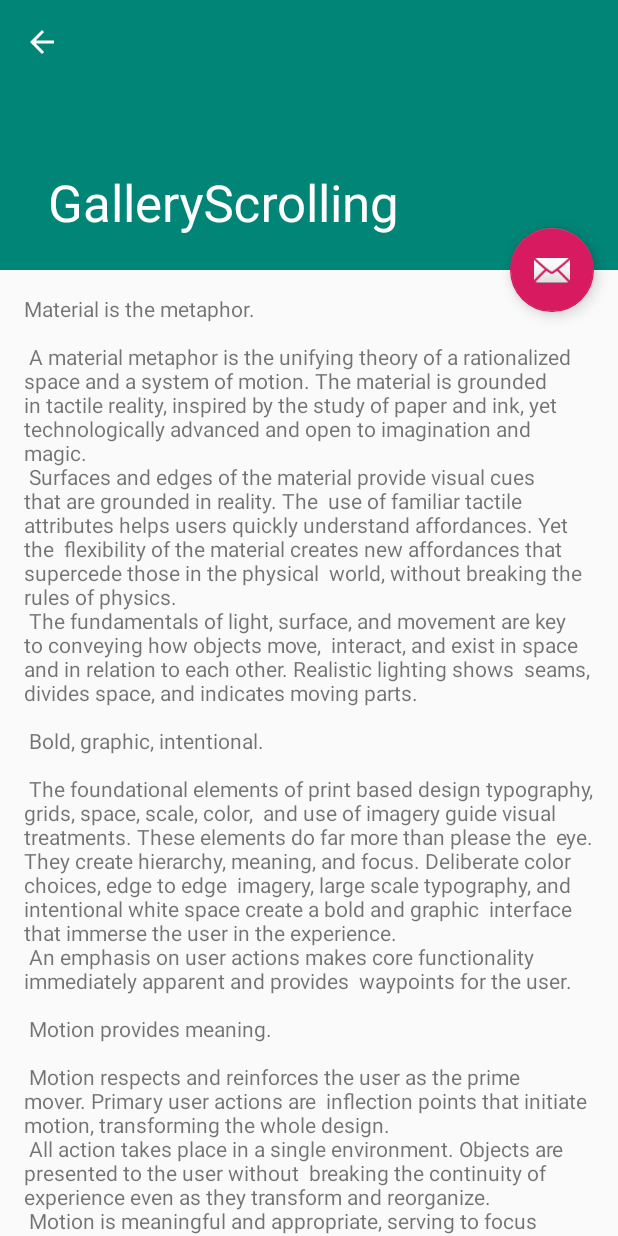
After one commit to RaulDiMont/DecorAR, an Android app: the GalleryScrolling screen opened directly, with no data from a screen before it, on a phone screen of 412 x 824 dp. The commit adds this screen. Run offline under Robolectric (Android 15) with nearby library versions, the phone set to English and light mode, and no system bars.

Commit message:
- Comenzando la actividad GalleryScrolling con la actividad predeterminada de Scrolling.

```diff
--- a/app/src/main/AndroidManifest.xml
+++ b/app/src/main/AndroidManifest.xml
@@ -9,6 +9,15 @@
         android:roundIcon="@mipmap/ic_launcher_round"
         android:supportsRtl="true"
         android:theme="@style/AppTheme">
+        <activity
+            android:name=".GalleryScrolling"
+            android:label="@string/title_activity_gallery_scrolling"
+            android:parentActivityName=".MainActivity"
+            android:theme="@style/AppTheme.NoActionBar">
+            <meta-data
+                android:name="android.support.PARENT_ACTIVITY"
+                android:value="diaz.raul.decorar.MainActivity" />
+        </activity>
         <activity android:name=".PreviewModelActivity" />
         <activity android:name=".MainActivity">
             <intent-filter>
--- /dev/null
+++ b/app/src/main/java/diaz/raul/decorar/GalleryScrolling.java
@@ -0,0 +1,31 @@
+package diaz.raul.decorar;
+
+import android.os.Bundle;
+import android.view.View;
+
+import androidx.appcompat.app.AppCompatActivity;
+import androidx.appcompat.widget.Toolbar;
+
+import com.google.android.material.floatingactionbutton.FloatingActionButton;
+import com.google.android.material.snackbar.Snackbar;
+
+public class GalleryScrolling extends AppCompatActivity {
+
+    @Override
+    protected void onCreate(Bundle savedInstanceState) {
+        super.onCreate(savedInstanceState);
+        setContentView(R.layout.activity_gallery_scrolling);
+        Toolbar toolbar = (Toolbar) findViewById(R.id.toolbar);
+        setSupportActionBar(toolbar);
+
+        FloatingActionButton fab = (FloatingActionButton) findViewById(R.id.fab);
+        fab.setOnClickListener(new View.OnClickListener() {
+            @Override
+            public void onClick(View view) {
+                Snackbar.make(view, "Replace with your own action", Snackbar.LENGTH_LONG)
+                        .setAction("Action", null).show();
+            }
+        });
+        getSupportActionBar().setDisplayHomeAsUpEnabled(true);
+    }
+}
--- a/app/src/main/java/diaz/raul/decorar/MainActivity.java
+++ b/app/src/main/java/diaz/raul/decorar/MainActivity.java
@@ -17,7 +17,7 @@ public class MainActivity extends AppCompatActivity {
     }
 
     public void onClickToGallery(View view) {
-        Intent modelViewIntent = new Intent(this, PreviewModelActivity.class);
+        Intent modelViewIntent = new Intent(this, GalleryScrolling.class);
         startActivityForResult(modelViewIntent, 0);
     }
 }
--- /dev/null
+++ b/app/src/main/res/layout/activity_gallery_scrolling.xml
@@ -0,0 +1,47 @@
+<?xml version="1.0" encoding="utf-8"?>
+<androidx.coordinatorlayout.widget.CoordinatorLayout xmlns:android="http://schemas.android.com/apk/res/android"
+    xmlns:app="http://schemas.android.com/apk/res-auto"
+    xmlns:tools="http://schemas.android.com/tools"
+    android:layout_width="match_parent"
+    android:layout_height="match_parent"
+    android:fitsSystemWindows="true"
+    tools:context=".GalleryScrolling">
+
+    <com.google.android.material.appbar.AppBarLayout
+        android:id="@+id/app_bar"
+        android:layout_width="match_parent"
+        android:layout_height="@dimen/app_bar_height"
+        android:fitsSystemWindows="true"
+        android:theme="@style/AppTheme.AppBarOverlay">
+
+        <com.google.android.material.appbar.CollapsingToolbarLayout
+            android:id="@+id/toolbar_layout"
+            android:layout_width="match_parent"
+            android:layout_height="match_parent"
+            android:fitsSystemWindows="true"
+            app:contentScrim="?attr/colorPrimary"
+            app:layout_scrollFlags="scroll|exitUntilCollapsed"
+            app:toolbarId="@+id/toolbar">
+
+            <androidx.appcompat.widget.Toolbar
+                android:id="@+id/toolbar"
+                android:layout_width="match_parent"
+                android:layout_height="?attr/actionBarSize"
+                app:layout_collapseMode="pin"
+                app:popupTheme="@style/AppTheme.PopupOverlay" />
+
+        </com.google.android.material.appbar.CollapsingToolbarLayout>
+    </com.google.android.material.appbar.AppBarLayout>
+
+    <include layout="@layout/content_gallery_scrolling" />
+
+    <com.google.android.material.floatingactionbutton.FloatingActionButton
+        android:id="@+id/fab"
+        android:layout_width="wrap_content"
+        android:layout_height="wrap_content"
+        android:layout_margin="@dimen/fab_margin"
+        app:layout_anchor="@id/app_bar"
+        app:layout_anchorGravity="bottom|end"
+        app:srcCompat="@android:drawable/ic_dialog_email" />
+
+</androidx.coordinatorlayout.widget.CoordinatorLayout>
--- /dev/null
+++ b/app/src/main/res/layout/content_gallery_scrolling.xml
@@ -0,0 +1,17 @@
+<?xml version="1.0" encoding="utf-8"?>
+<androidx.core.widget.NestedScrollView xmlns:android="http://schemas.android.com/apk/res/android"
+    xmlns:app="http://schemas.android.com/apk/res-auto"
+    xmlns:tools="http://schemas.android.com/tools"
+    android:layout_width="match_parent"
+    android:layout_height="match_parent"
+    app:layout_behavior="@string/appbar_scrolling_view_behavior"
+    tools:context=".GalleryScrolling"
+    tools:showIn="@layout/activity_gallery_scrolling">
+
+    <TextView
+        android:layout_width="wrap_content"
+        android:layout_height="wrap_content"
+        android:layout_margin="@dimen/text_margin"
+        android:text="@string/large_text" />
+
+</androidx.core.widget.NestedScrollView>
--- /dev/null
+++ b/app/src/main/res/menu/menu_gallery_scrolling.xml
@@ -0,0 +1,10 @@
+<menu xmlns:android="http://schemas.android.com/apk/res/android"
+    xmlns:app="http://schemas.android.com/apk/res-auto"
+    xmlns:tools="http://schemas.android.com/tools"
+    tools:context="diaz.raul.decorar.GalleryScrolling">
+    <item
+        android:id="@+id/action_settings"
+        android:orderInCategory="100"
+        android:title="@string/action_settings"
+        app:showAsAction="never" />
+</menu>
--- a/app/src/main/res/values/strings.xml
+++ b/app/src/main/res/values/strings.xml
@@ -91,4 +91,5 @@
         "when a user tries to pick up one of cards.\n\n"
     </string>
     <string name="action_settings">Settings</string>
+    <string name="title_activity_gallery_scrolling">GalleryScrolling</string>
 </resources>
```
Also changed, not shown: app/src/main/res/drawable/chair_thumb.png (deleted), app/src/main/res/drawable/fruits_thumb.png (deleted), app/src/main/res/drawable/picture_thumb.png (deleted), app/src/main/res/drawable/roundtable_thumb.png (deleted).
